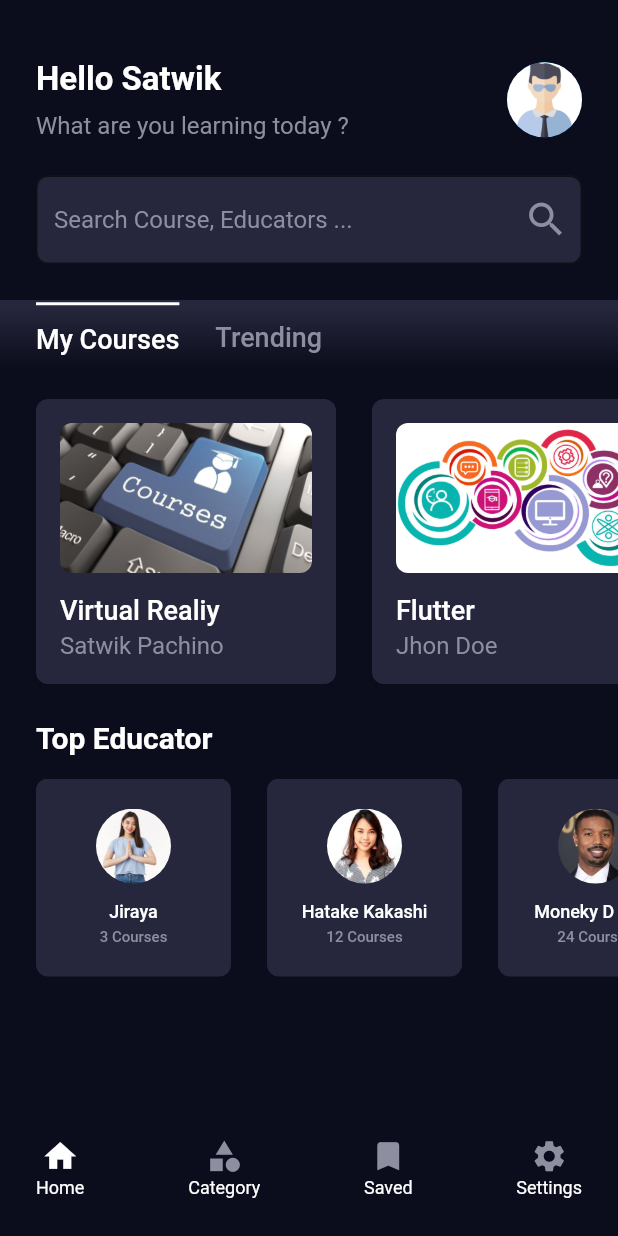
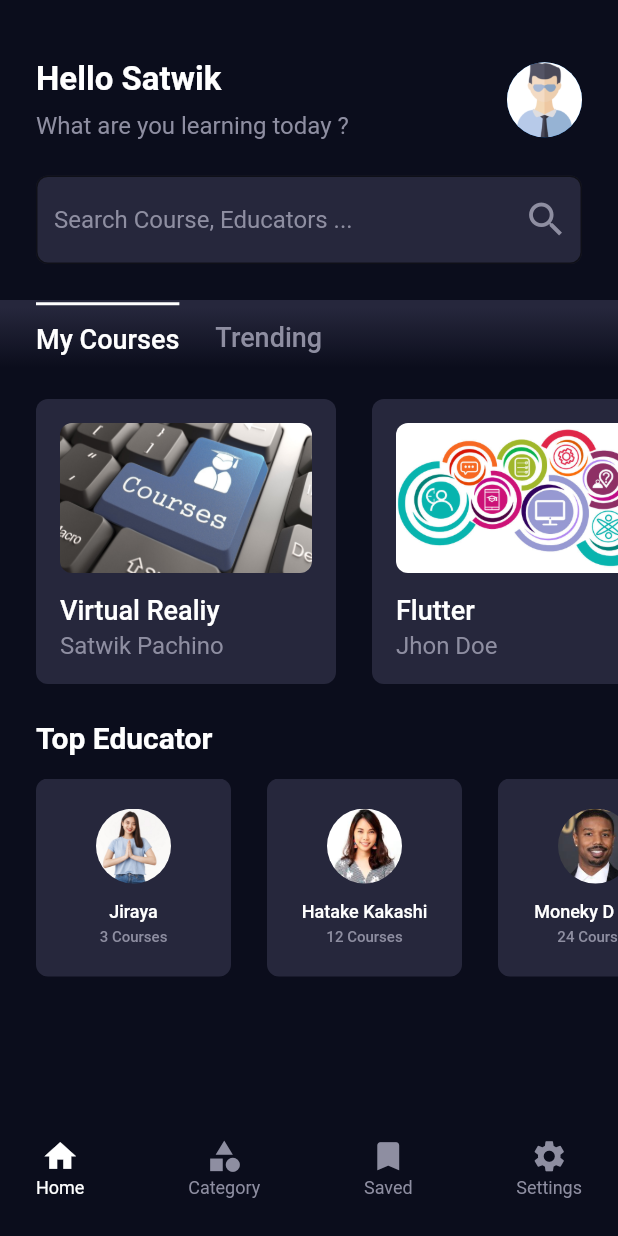
Before and after one commit to DafaZakhulhaq27/test_part_time_flutter, a Flutter app: the screen it shows after launch, on a phone screen of 412 x 824 dp. Run offline on Flutter 3.47's test engine with Material 2 defaults, Android fonts, the phone set to English and light mode, and no system bars.

Commit message:
change color

```diff
--- a/lib/pages/home/bottom_navigation_container.dart
+++ b/lib/pages/home/bottom_navigation_container.dart
@@ -41,8 +41,7 @@ class BottomNavigationContainer extends StatelessWidget {
         Text(
           navigationName,
           style: content.copyWith(
-            fontSize: 12,
-          ),
+              fontSize: 12, color: isActive ? white : secondary),
         )
       ],
     );
```
